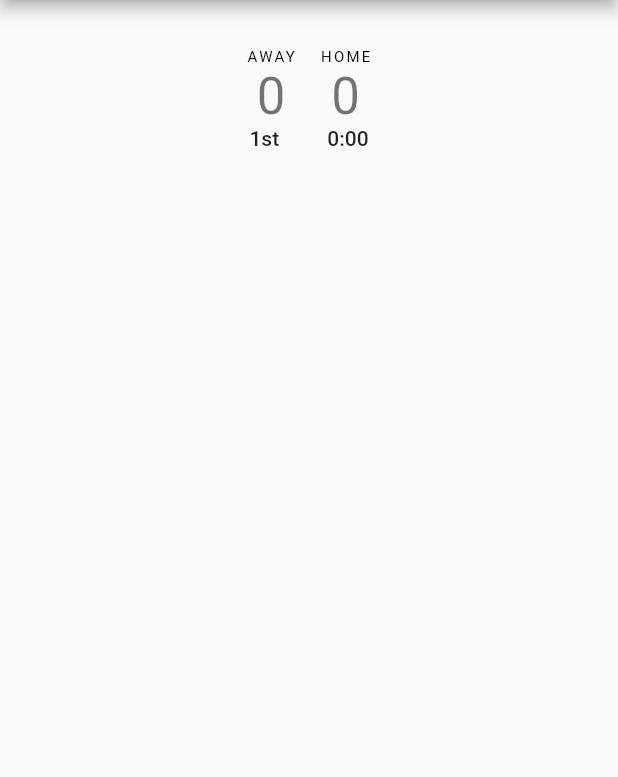
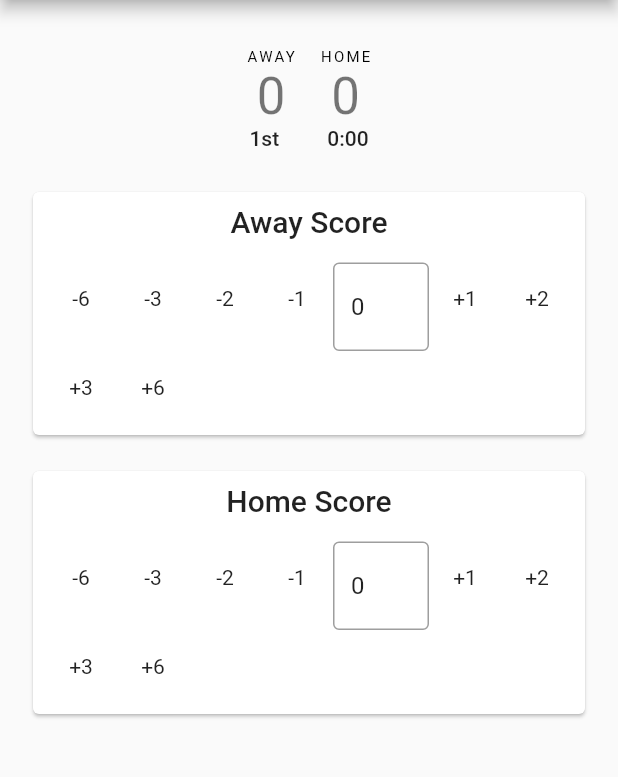
Before and after one commit to bleonard252/obs-scorer-client, a Flutter app: the HomeView screen opened directly, on a phone screen of 412 x 824 dp, the part 84-861 px from its top. Run offline on Flutter 3.47's test engine with Material 2 defaults, Android fonts, the phone set to English and light mode, and no system bars; our stand-ins replace flutter_riverpod, flutter_settings_screens, freezed_annotation, hive; missing offline and left inert: obs_websocket; accounts and stored records are empty.

Commit message:
Modify the score.
Signed-off-by: Blake <blake@1024256.xyz>

```diff
--- a/lib/main.dart
+++ b/lib/main.dart
@@ -9,10 +9,11 @@ import 'package:obs_scorer_client/src/constants.dart';
 import 'package:obs_scorer_client/src/settings_cache.dart';
 import 'package:obs_scorer_client/views/home.dart';
 import 'package:obs_scorer_client/views/login.dart';
+import 'package:obs_websocket/request.dart';
 
 void main() async {
   WidgetsFlutterBinding.ensureInitialized();
-  Hive.init(Directory("~/.config/obs_scorer_client/").absolute.path);
+  Hive.init(Directory(".config/obs_scorer_client/").absolute.path);
   await Settings.init(cacheProvider: HiveSettingsCache("settings"));
   await Hive.openBox("settings");
   runApp(const ProviderScope(child: MyApp()));
@@ -45,3 +46,21 @@ class MyApp extends StatelessWidget {
     );
   }
 }
+
+extension InputSettings on Inputs {
+  /// Set the text on a text input.
+  Future<void> setText(String inputName, String text) async {
+    await obsWebSocket.send("SetInputSettings", {
+      "inputName": inputName,
+      "inputSettings": {
+        "text": text,
+      }
+    });
+  }
+  Future<String?> getText(String inputName) async {
+    final response = await obsWebSocket.send("GetInputSettings", {
+      "inputName": inputName,
+    });
+    return response?.responseData?["text"];
+  }
+}
--- a/lib/views/home.dart
+++ b/lib/views/home.dart
@@ -5,6 +5,7 @@ import 'package:obs_scorer_client/main.dart';
 import 'package:obs_scorer_client/src/constants.dart';
 import 'package:obs_scorer_client/src/state_class.dart';
 import 'package:obs_scorer_client/views/settings.dart';
+import 'package:obs_scorer_client/views/widgets/scores.dart';
 import 'package:obs_scorer_client/views/widgets/summary.dart';
 import 'package:obs_websocket/obs_websocket.dart';
 
@@ -36,11 +37,11 @@ final gameStateProvider = Provider<GameState>((ref) {
     String? quarter;
     GameClockState? clock;
     try {
-      awayScore = box.get(SourceSetting.awayScore)?.isNotEmpty == true ? await sock?.send("GetInputSettings", {"inputName": box.get(SourceSetting.awayScore)}).then((value) => int.tryParse(value?.responseData?["inputSettings"]["text"])) : null;
-      homeScore = box.get(SourceSetting.homeScore)?.isNotEmpty == true ? await sock?.send("GetInputSettings", {"inputName": box.get(SourceSetting.homeScore)}).then((value) => int.tryParse(value?.responseData?["inputSettings"]["text"])) : null;
-      downs = box.get(SourceSetting.downs)?.isNotEmpty == true ? await sock?.send("GetInputSettings", {"inputName": box.get(SourceSetting.downs)}).then((value) => value?.responseData?["inputSettings"]["text"]) : null;
-      quarter = box.get(SourceSetting.quarter)?.isNotEmpty == true ? await sock?.send("GetInputSettings", {"inputName": box.get(SourceSetting.quarter)}).then((value) => value?.responseData?["inputSettings"]["text"]) : null;
-      final clockString = box.get(SourceSetting.clock)?.isNotEmpty == true ? await sock?.send("GetInputSettings", {"inputName": box.get(SourceSetting.clock)}).then((value) => value?.responseData?["inputSettings"]["text"]) : null;
+      awayScore = box.get(SourceSetting.awayScore)?.isNotEmpty == true ? await sock?.inputs.getText(box.get(SourceSetting.awayScore)).then((value) => int.tryParse(value ?? "")) : null;
+      homeScore = box.get(SourceSetting.homeScore)?.isNotEmpty == true ? await sock?.inputs.getText(box.get(SourceSetting.homeScore)).then((value) => int.tryParse(value ?? "")) : null;
+      downs = box.get(SourceSetting.downs)?.isNotEmpty == true ? await sock?.inputs.getText(box.get(SourceSetting.downs)) : null;
+      quarter = box.get(SourceSetting.quarter)?.isNotEmpty == true ? await sock?.inputs.getText(box.get(SourceSetting.quarter)) : null;
+      final clockString = box.get(SourceSetting.clock)?.isNotEmpty == true ? await sock?.inputs.getText(box.get(SourceSetting.clock)) : null;
       if (clockString != null) {
         final split = clockString.split(":");
         if (split.length == 2) {
@@ -92,7 +93,21 @@ class HomeView extends ConsumerWidget {
       ),
       body: Column(
         children: [
-          const Center(child: Padding(padding: EdgeInsets.all(16.0), child: GameStateSummaryWidget()))
+          const Center(child: Padding(padding: EdgeInsets.all(16.0), child: GameStateSummaryWidget())),
+          Wrap(
+            children: [
+              ScoreEditorCard(
+                title: "Away Score",
+                score: gameState.awayScore,
+                setting: SourceSetting.awayScore,
+              ),
+              ScoreEditorCard(
+                title: "Home Score",
+                score: gameState.homeScore,
+                setting: SourceSetting.homeScore,
+              ),
+            ],
+          ),
         ],
       ),
     );
--- /dev/null
+++ b/lib/views/widgets/scores.dart
@@ -0,0 +1,72 @@
+import 'package:flutter/material.dart';
+import 'package:flutter_riverpod/flutter_riverpod.dart';
+import 'package:obs_scorer_client/main.dart';
+import 'package:obs_scorer_client/views/home.dart';
+
+class ScoreEditorCard extends ConsumerWidget {
+  final int score;
+  final String title;
+  final String setting;
+  const ScoreEditorCard({Key? key, this.score = 0, this.title = "Score", required this.setting}) : super(key: key);
+
+  @override
+  Widget build(BuildContext context, WidgetRef ref) {
+    //final gameState = ref.watch(gameStateProvider);
+    // gonna need the socket provider here to change the score
+    return Padding(
+      padding: const EdgeInsets.all(8.0),
+      child: Card(
+        child: Padding(
+          padding: const EdgeInsets.all(8.0),
+          child: Column(
+            crossAxisAlignment: CrossAxisAlignment.center,
+            children: [
+              Text(title, style: Theme.of(context).textTheme.headline6),
+              const SizedBox(height: 16),
+              Wrap(children: [
+                IconButton(onPressed: () => modScore(ref, -6), icon: const Text("-6")),
+                IconButton(onPressed: () => modScore(ref, -3), icon: const Text("-3")),
+                IconButton(onPressed: () => modScore(ref, -2), icon: const Text("-2")),
+                IconButton(onPressed: () => modScore(ref, -1), icon: const Text("-1")),
+                SizedBox(
+                  width: 64,
+                  child: TextField(
+                    decoration: const InputDecoration(
+                      border: OutlineInputBorder(),
+                      counterText: ""
+                    ),
+                    maxLength: 3,
+                    keyboardType: TextInputType.number,
+                    // onChanged: (value) {
+                    //   ref.state = ref.state.copyWith(awayScore: int.tryParse(value));
+                    // },
+                    onSubmitted: (value) {
+                      if (int.tryParse(value) == null) return;
+                      setScore(ref, int.parse(value));
+                    },
+                    controller: TextEditingController(text: score.toString()),
+                  ),
+                ),
+                IconButton(onPressed: () => modScore(ref, 1), icon: const Text("+1")),
+                IconButton(onPressed: () => modScore(ref, 2), icon: const Text("+2")),
+                IconButton(onPressed: () => modScore(ref, 3), icon: const Text("+3")),
+                IconButton(onPressed: () => modScore(ref, 6), icon: const Text("+6")),
+              ]),
+            ],
+          ),
+        )
+      )
+    );
+  }
+
+  Future<void> modScore(WidgetRef ref, int amount) => setScore(ref, score + amount);
+  Future<void> setScore(WidgetRef ref, int value) async {
+    final source = ref.read(settingsProvider).get(setting);
+    if (source == null) {
+      return;
+    }
+    await (ref.read(socketProvider).value?.inputs.setText(source, value.toString()) ?? Future.value());
+    ref.refresh(gameStateProvider);
+    return;
+  }
+}
```
Also changed, not shown: 3 other files.
